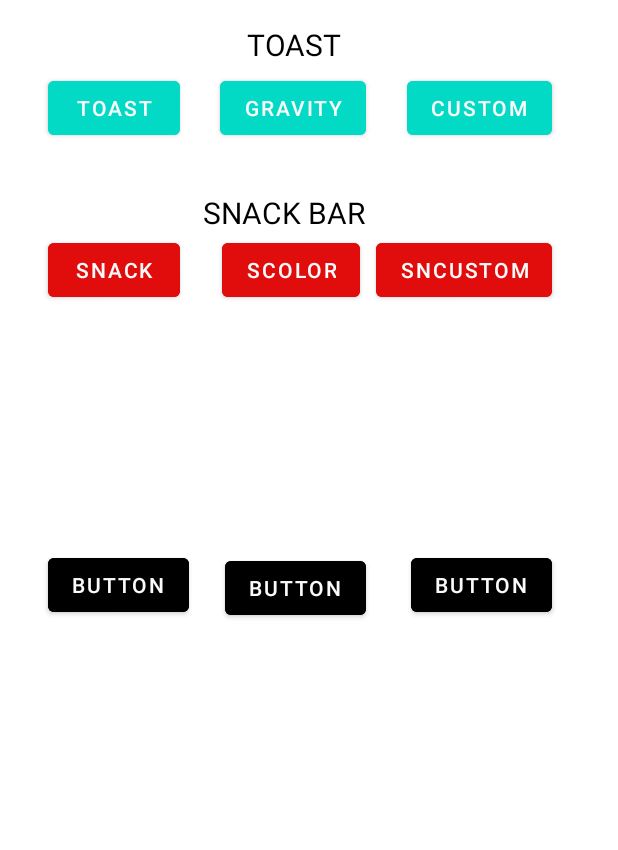
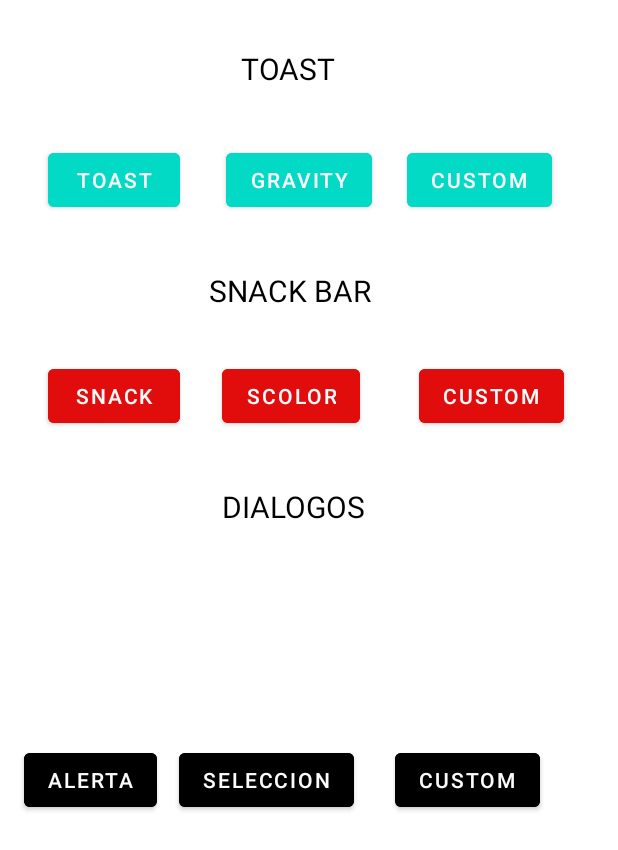
Before and after one commit to cHaC0ne/Notificaciones, an Android app: the layout activity_main.xml on its own in the app's theme, with its tools: preview values and no code run, on a phone screen of 412 x 824 dp. Shown: the top 850 px of the screen. Run offline under Robolectric (Android 15) with nearby library versions, the phone set to English and light mode, and no system bars.

Commit message:
Notificacion Dialogos

```diff
--- a/app/src/main/res/layout/activity_main.xml
+++ b/app/src/main/res/layout/activity_main.xml
@@ -11,10 +11,10 @@
         android:id="@+id/bCustom"
         android:layout_width="wrap_content"
         android:layout_height="wrap_content"
-        android:layout_marginTop="48dp"
+        android:layout_marginTop="96dp"
         android:layout_marginEnd="44dp"
+        android:backgroundTint="@color/teal_200"
         android:onClick="myToastLayout"
-        android:backgroundTint="@color/teal_200"
         android:text="Custom"
         app:layout_constraintEnd_toEndOf="parent"
         app:layout_constraintTop_toTopOf="parent" />
@@ -24,9 +24,9 @@
         android:layout_width="wrap_content"
         android:layout_height="wrap_content"
         android:layout_marginStart="32dp"
-        android:layout_marginTop="48dp"
+        android:layout_marginTop="96dp"
+        android:backgroundTint="@color/teal_200"
         android:onClick="myToast"
-        android:backgroundTint="@color/teal_200"
         android:text="Toast"
         app:layout_constraintStart_toStartOf="parent"
         app:layout_constraintTop_toTopOf="parent" />
@@ -35,10 +35,10 @@
         android:id="@+id/bGravity"
         android:layout_width="wrap_content"
         android:layout_height="wrap_content"
-        android:layout_marginTop="48dp"
-        android:layout_marginEnd="168dp"
+        android:layout_marginTop="96dp"
+        android:layout_marginEnd="164dp"
+        android:backgroundTint="@color/teal_200"
         android:onClick="myToastGravity"
-        android:backgroundTint="@color/teal_200"
         android:text="Gravity"
         app:layout_constraintEnd_toEndOf="parent"
         app:layout_constraintTop_toTopOf="parent" />
@@ -47,32 +47,34 @@
         android:id="@+id/button4"
         android:layout_width="wrap_content"
         android:layout_height="wrap_content"
-        android:layout_marginEnd="44dp"
-        android:layout_marginBottom="410dp"
+        android:layout_marginEnd="52dp"
+        android:layout_marginBottom="280dp"
         android:backgroundTint="@color/black"
-        android:text="Button"
+        android:text="Custom"
         app:layout_constraintBottom_toBottomOf="parent"
         app:layout_constraintEnd_toEndOf="parent" />
 
     <Button
-        android:id="@+id/button5"
+        android:id="@+id/bSeleccionDialogo"
         android:layout_width="wrap_content"
         android:layout_height="wrap_content"
-        android:layout_marginEnd="168dp"
-        android:layout_marginBottom="408dp"
-        android:text="Button"
+        android:layout_marginEnd="176dp"
+        android:layout_marginBottom="280dp"
         android:backgroundTint="@color/black"
+        android:onClick="selccionDialog"
+        android:text="Seleccion"
         app:layout_constraintBottom_toBottomOf="parent"
         app:layout_constraintEnd_toEndOf="parent" />
 
     <Button
-        android:id="@+id/button6"
+        android:id="@+id/bAlertDialog"
         android:layout_width="wrap_content"
         android:layout_height="wrap_content"
-        android:layout_marginStart="32dp"
-        android:layout_marginBottom="410dp"
-        android:text="Button"
+        android:layout_marginStart="16dp"
+        android:layout_marginBottom="280dp"
         android:backgroundTint="@color/black"
+        android:onClick="alertDialog"
+        android:text="Alerta"
         app:layout_constraintBottom_toBottomOf="parent"
         app:layout_constraintStart_toStartOf="parent" />
 
@@ -80,11 +82,11 @@
         android:id="@+id/bSbCustom"
         android:layout_width="wrap_content"
         android:layout_height="wrap_content"
-        android:layout_marginTop="156dp"
-        android:layout_marginEnd="44dp"
+        android:layout_marginTop="240dp"
+        android:layout_marginEnd="36dp"
+        android:backgroundTint="@color/rojo"
         android:onClick="mySnackCustom"
-        android:text="SnCustom"
-        android:backgroundTint="@color/rojo"
+        android:text="Custom"
         app:layout_constraintEnd_toEndOf="parent"
         app:layout_constraintTop_toTopOf="parent" />
 
@@ -93,9 +95,9 @@
         android:layout_width="wrap_content"
         android:layout_height="wrap_content"
         android:layout_marginStart="148dp"
-        android:layout_marginTop="156dp"
+        android:layout_marginTop="240dp"
+        android:backgroundTint="@color/rojo"
         android:onClick="snackColor"
-        android:backgroundTint="@color/rojo"
         android:text="SColor"
         app:layout_constraintStart_toStartOf="parent"
         app:layout_constraintTop_toTopOf="parent" />
@@ -105,9 +107,9 @@
         android:layout_width="wrap_content"
         android:layout_height="wrap_content"
         android:layout_marginStart="32dp"
-        android:layout_marginTop="156dp"
+        android:layout_marginTop="240dp"
+        android:backgroundTint="@color/rojo"
         android:onClick="mySnackBar"
-        android:backgroundTint="@color/rojo"
         android:text="SNACK"
         app:layout_constraintStart_toStartOf="parent"
         app:layout_constraintTop_toTopOf="parent" />
@@ -117,28 +119,28 @@
         android:layout_width="wrap_content"
         android:layout_height="wrap_content"
         android:orientation="horizontal"
-        app:layout_constraintGuide_percent="0.16" />
+        app:layout_constraintGuide_percent="0.24" />
 
     <androidx.constraintlayout.widget.Guideline
         android:id="@+id/guideline3"
         android:layout_width="wrap_content"
         android:layout_height="wrap_content"
         android:orientation="horizontal"
-        app:layout_constraintGuide_begin="235dp" />
+        app:layout_constraintGuide_begin="316dp" />
 
     <androidx.constraintlayout.widget.Guideline
         android:id="@+id/guideline4"
         android:layout_width="wrap_content"
         android:layout_height="wrap_content"
         android:orientation="horizontal"
-        app:layout_constraintGuide_begin="385dp" />
+        app:layout_constraintGuide_begin="528dp" />
 
     <TextView
         android:id="@+id/TVtiTULO"
         android:layout_width="wrap_content"
         android:layout_height="wrap_content"
-        android:layout_marginTop="16dp"
-        android:layout_marginEnd="184dp"
+        android:layout_marginTop="32dp"
+        android:layout_marginEnd="188dp"
         android:text="TOAST"
         android:textColor="@color/black"
         android:textSize="20sp"
@@ -149,12 +151,24 @@
         android:id="@+id/tvTosSec"
         android:layout_width="wrap_content"
         android:layout_height="wrap_content"
-        android:layout_marginTop="128dp"
-        android:layout_marginEnd="168dp"
+        android:layout_marginTop="180dp"
+        android:layout_marginEnd="164dp"
         android:text="SNACK BAR"
         android:textColor="@color/black"
         android:textSize="20sp"
         app:layout_constraintEnd_toEndOf="parent"
         app:layout_constraintTop_toTopOf="parent" />
 
+    <TextView
+        android:id="@+id/textView"
+        android:layout_width="wrap_content"
+        android:layout_height="wrap_content"
+        android:layout_marginStart="148dp"
+        android:layout_marginTop="324dp"
+        android:text="DIALOGOS"
+        android:textColor="@color/black"
+        android:textSize="20sp"
+        app:layout_constraintStart_toStartOf="parent"
+        app:layout_constraintTop_toTopOf="parent" />
+
 </androidx.constraintlayout.widget.ConstraintLayout>
--- a/app/src/main/res/values/strings.xml
+++ b/app/src/main/res/values/strings.xml
@@ -1,3 +1,5 @@
 <resources>
     <string name="app_name">notificaciones</string>
+    <string name="cancelar">CANCELAR</string>
+    <string name="aceptar">ACEPTAR</string>
 </resources>
```
Also changed, not shown: app/src/main/java/com/example/notificaciones/MainActivity.kt (+27 -0 lines), build.gradle (added, +10 -0 lines), gradle.properties (added, +23 -0 lines), settings.gradle (added, +16 -0 lines), app/src/main/res/drawable/alerta.jpg (added), gradle/wrapper/gradle-wrapper.properties (added), 4 other files.
